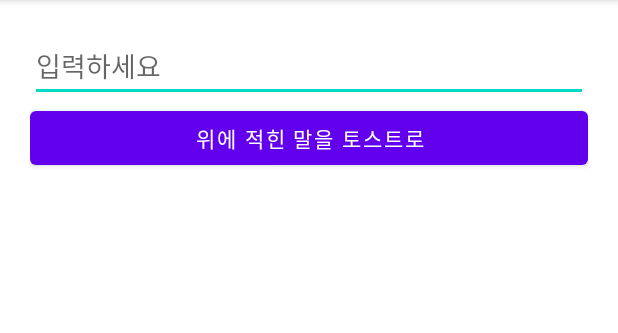
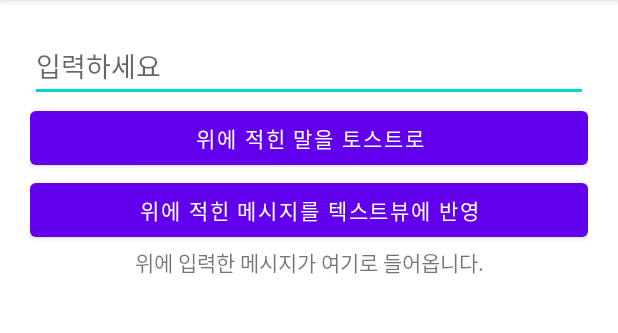
Before and after one commit to clearsky77/UIControlPractice_20210829, an Android app: the screen it shows after launch (MainActivity), on a phone screen of 412 x 824 dp, the part 84-417 px from its top. Run offline under Robolectric (Android 15) with nearby library versions, the phone set to English and light mode, and no system bars.

Commit message:
set 기능 작업용 UI

```diff
--- a/app/src/main/java/com/example/uicontrolpractice_20210829/MainActivity.kt
+++ b/app/src/main/java/com/example/uicontrolpractice_20210829/MainActivity.kt
@@ -13,13 +13,7 @@ class MainActivity : AppCompatActivity() {
         toastBtn.setOnClickListener {
             var inputMessage = messageEdt.text.toString()
             Toast.makeText(this, inputMessage, Toast.LENGTH_SHORT).show()
-
+            messageEdt.text.get(3)
         }
-
-
     }
-
-
-
-
 }
--- a/app/src/main/res/layout/activity_main.xml
+++ b/app/src/main/res/layout/activity_main.xml
@@ -20,4 +20,18 @@
         android:layout_height="wrap_content"
         android:text="위에 적힌 말을 토스트로"/> --입력한 것을 토스트로 보여준다.
 
+    <Button
+        android:id="@+id/copyMessageBtn"
+        android:layout_width="match_parent"
+        android:layout_height="wrap_content"
+        android:text="위에 적힌 메시지를 텍스트뷰에 반영"/>
+
+    <TextView
+        android:id="@+id/messageText"
+        android:layout_width="match_parent"
+        android:layout_height="wrap_content"
+        android:gravity="center"
+        android:text="위에 입력한 메시지가 여기로 들어옵니다."/>
+
+
 </LinearLayout>
```
